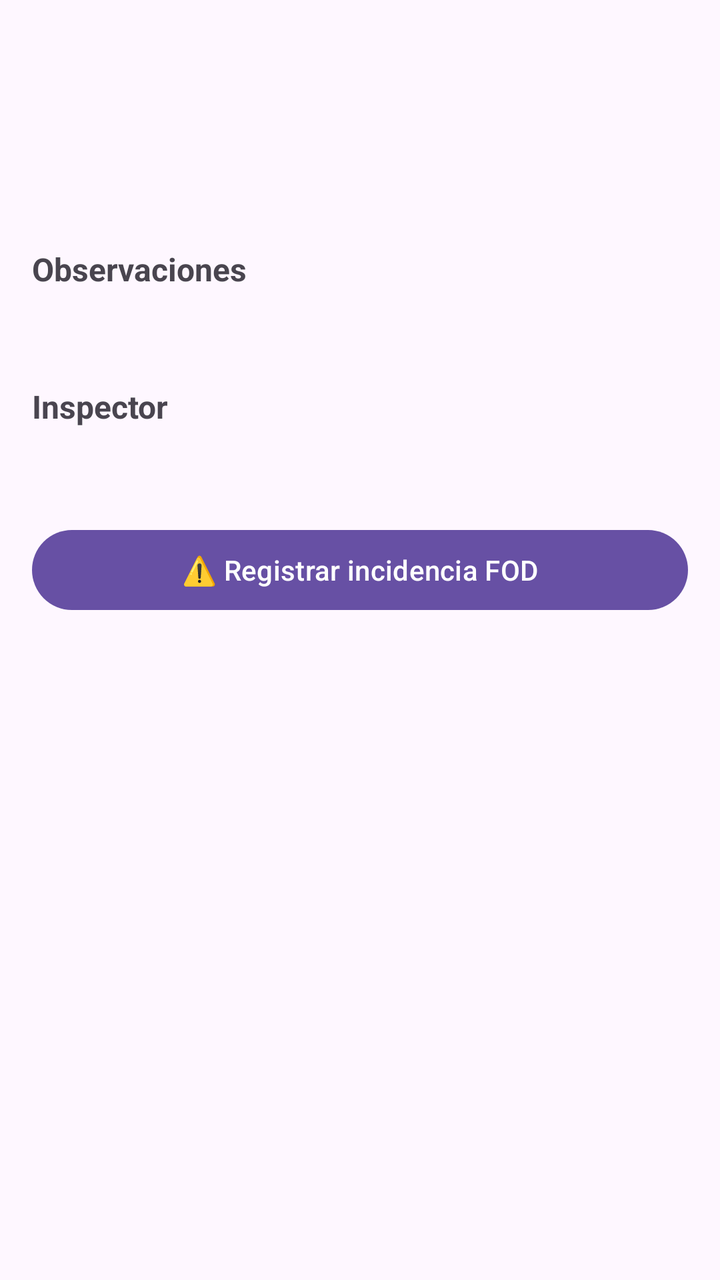
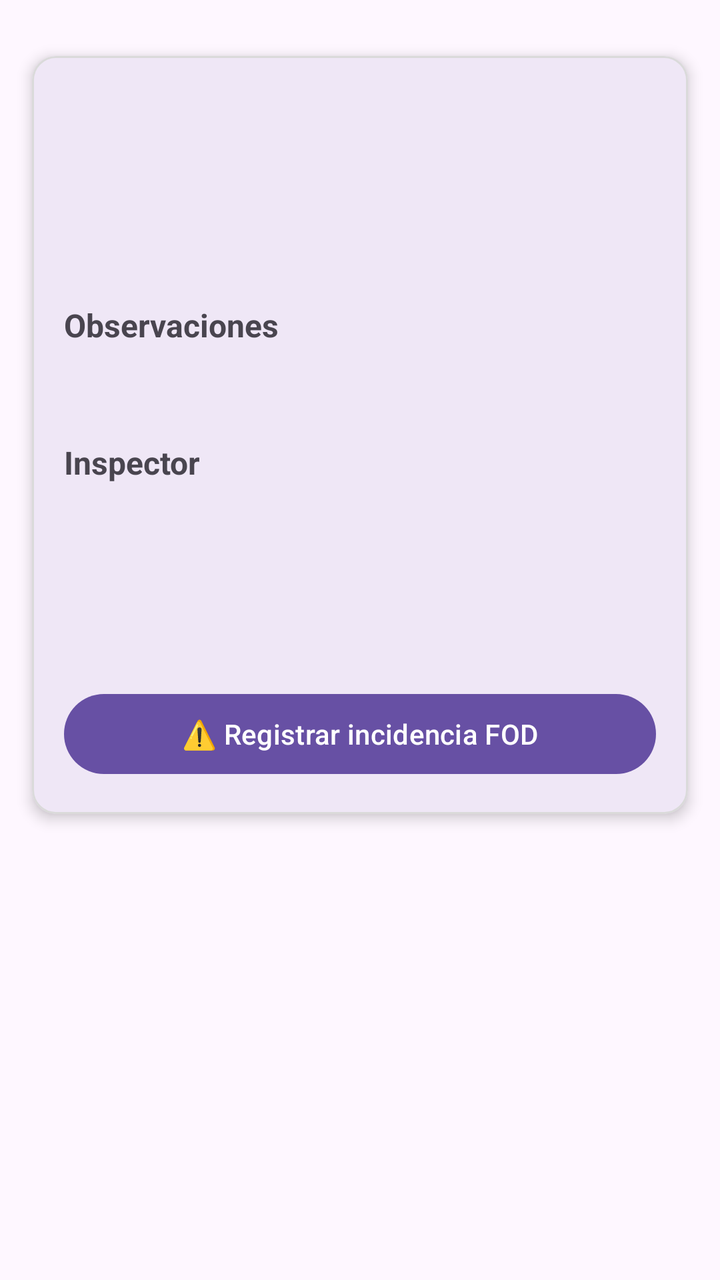

Two renders of the same Android screen: before a commit and after it. Below are the layout's source before the change and the commit's diff.
<!-- AndroidManifest.xml: application theme Theme.FodManager -->
<!-- res/layout/activity_detalle_inspeccion.xml -->
<?xml version="1.0" encoding="utf-8"?>
<ScrollView xmlns:android="http://schemas.android.com/apk/res/android"
    android:layout_width="match_parent"
    android:layout_height="match_parent"
    android:padding="16dp">

    
    <LinearLayout
        android:layout_width="match_parent"
        android:layout_height="wrap_content"
        android:orientation="vertical">

        
        <TextView
            android:id="@+id/tvDetalleZona"
            android:layout_width="wrap_content"
            android:layout_height="wrap_content"
            android:textSize="20sp"
            android:textStyle="bold"
            android:layout_marginBottom="8dp" />

        
        <TextView
            android:id="@+id/tvDetalleFecha"
            android:layout_width="wrap_content"
            android:layout_height="wrap_content"
            android:textSize="14sp"
            android:textColor="@android:color/darker_gray"
            android:layout_marginBottom="16dp" />

        
        <TextView
            android:id="@+id/tvDetalleConFod"
            android:layout_width="wrap_content"
            android:layout_height="wrap_content"
            android:textSize="16sp"
            android:layout_marginBottom="16dp" />

        
        <TextView
            android:layout_width="wrap_content"
            android:layout_height="wrap_content"
            android:text="Observaciones"
            android:textStyle="bold"
            android:textSize="16sp"
            android:layout_marginBottom="4dp" />

        
        <TextView
            android:id="@+id/tvDetalleObservaciones"
            android:layout_width="match_parent"
            android:layout_height="wrap_content"
            android:textSize="14sp"
            android:layout_marginBottom="24dp" />

        
        <TextView
            android:layout_width="wrap_content"
            android:layout_height="wrap_content"
            android:text="Inspector"
            android:textStyle="bold"
            android:textSize="16sp"
            android:layout_marginBottom="4dp" />

        
        <TextView
            android:id="@+id/tvDetalleUsuario"
            android:layout_width="wrap_content"
            android:layout_height="wrap_content"
            android:textSize="14sp" />

        
        <Button
            android:id="@+id/btnNuevaIncidencia"
            android:layout_width="match_parent"
            android:layout_height="wrap_content"
            android:text="⚠️ Registrar incidencia FOD"
            android:layout_marginTop="24dp" />

    </LinearLayout>

</ScrollView>
<!-- resources referenced by this layout -->
<resources>
  <style name="Theme.FodManager" parent="Base.Theme.FodManager" />
  <style name="Base.Theme.FodManager" parent="Theme.Material3.DayNight.NoActionBar">
          
          
      </style>
</resources>

<!-- the commit's change to res/layout/activity_detalle_inspeccion.xml (unified diff, before → after) -->
@@ -1,82 +1,115 @@
 <?xml version="1.0" encoding="utf-8"?>
 <ScrollView xmlns:android="http://schemas.android.com/apk/res/android"
+    xmlns:app="http://schemas.android.com/apk/res-auto"
     android:layout_width="match_parent"
     android:layout_height="match_parent"
-    android:padding="16dp">
+    android:clipToPadding="false"
+    android:paddingStart="16dp"
+    android:paddingTop="16dp"
+    android:paddingEnd="16dp"
+    android:paddingBottom="24dp">
 
-    
-    <LinearLayout
+    <com.google.android.material.card.MaterialCardView
         android:layout_width="match_parent"
         android:layout_height="wrap_content"
-        android:orientation="vertical">
+        android:layout_marginTop="12dp"
+        app:cardCornerRadius="12dp"
+        app:cardElevation="4dp"
+        app:strokeWidth="1dp"
+        app:strokeColor="#DADADA">
 
-        
-        <TextView
-            android:id="@+id/tvDetalleZona"
-            android:layout_width="wrap_content"
-            android:layout_height="wrap_content"
-            android:textSize="20sp"
-            android:textStyle="bold"
-            android:layout_marginBottom="8dp" />
-
-        
-        <TextView
-            android:id="@+id/tvDetalleFecha"
-            android:layout_width="wrap_content"
-            android:layout_height="wrap_content"
-            android:textSize="14sp"
-            android:textColor="@android:color/darker_gray"
-            android:layout_marginBottom="16dp" />
-
-        
-        <TextView
-            android:id="@+id/tvDetalleConFod"
-            android:layout_width="wrap_content"
-            android:layout_height="wrap_content"
-            android:textSize="16sp"
-            android:layout_marginBottom="16dp" />
-
-        
-        <TextView
-            android:layout_width="wrap_content"
-            android:layout_height="wrap_content"
-            android:text="Observaciones"
-            android:textStyle="bold"
-            android:textSize="16sp"
-            android:layout_marginBottom="4dp" />
-
-        
-        <TextView
-            android:id="@+id/tvDetalleObservaciones"
+        <LinearLayout
             android:layout_width="match_parent"
             android:layout_height="wrap_content"
-            android:textSize="14sp"
-            android:layout_marginBottom="24dp" />
+            android:orientation="vertical"
+            android:padding="16dp">
 
-        
-        <TextView
-            android:layout_width="wrap_content"
-            android:layout_height="wrap_content"
-            android:text="Inspector"
-            android:textStyle="bold"
-            android:textSize="16sp"
-            android:layout_marginBottom="4dp" />
+            
+            <TextView
+                android:id="@+id/tvDetalleZona"
+                android:layout_width="wrap_content"
+                android:layout_height="wrap_content"
+                android:textSize="20sp"
+                android:textStyle="bold"
+                android:layout_marginBottom="8dp" />
 
-        
-        <TextView
-            android:id="@+id/tvDetalleUsuario"
-            android:layout_width="wrap_content"
-            android:layout_height="wrap_content"
-            android:textSize="14sp" />
+            
+            <TextView
+                android:id="@+id/tvDetalleFecha"
+                android:layout_width="wrap_content"
+                android:layout_height="wrap_content"
+                android:textSize="14sp"
+                android:textColor="@android:color/darker_gray"
+                android:layout_marginBottom="16dp" />
 
-        
-        <Button
-            android:id="@+id/btnNuevaIncidencia"
-            android:layout_width="match_parent"
-            android:layout_height="wrap_content"
-            android:text="⚠️ Registrar incidencia FOD"
-            android:layout_marginTop="24dp" />
+            
+            <TextView
+                android:id="@+id/tvDetalleConFod"
+                android:layout_width="wrap_content"
+                android:layout_height="wrap_content"
+                android:textSize="16sp"
+                android:layout_marginBottom="16dp" />
 
-    </LinearLayout>
+            
+            <TextView
+                android:layout_width="wrap_content"
+                android:layout_height="wrap_content"
+                android:text="Observaciones"
+                android:textStyle="bold"
+                android:textSize="16sp"
+                android:layout_marginBottom="4dp" />
+
+            
+            <TextView
+                android:id="@+id/tvDetalleObservaciones"
+                android:layout_width="match_parent"
+                android:layout_height="wrap_content"
+                android:textSize="14sp"
+                android:layout_marginBottom="24dp" />
+
+            
+            <TextView
+                android:layout_width="wrap_content"
+                android:layout_height="wrap_content"
+                android:text="Inspector"
+                android:textStyle="bold"
+                android:textSize="16sp"
+                android:layout_marginBottom="4dp" />
+
+            
+            <TextView
+                android:id="@+id/tvDetalleUsuario"
+                android:layout_width="match_parent"
+                android:layout_height="wrap_content"
+                android:textSize="14sp"
+                android:layout_marginBottom="4dp" />
+
+            
+            <TextView
+                android:id="@+id/tvDetalleUsuarioApellidos"
+                android:layout_width="match_parent"
+                android:layout_height="wrap_content"
+                android:textSize="14sp"
+                android:layout_marginBottom="4dp" />
+
+            
+            <TextView
+                android:id="@+id/tvDetalleUsuarioNumeroEmpleado"
+                android:layout_width="match_parent"
+                android:layout_height="wrap_content"
+                android:textSize="14sp"
+                android:layout_marginBottom="24dp" />
+
+            
+            <Button
+                android:id="@+id/btnNuevaIncidencia"
+                android:layout_width="match_parent"
+                android:layout_height="wrap_content"
+                android:text="⚠️ Registrar incidencia FOD"
+                android:layout_marginTop="8dp" />
+
+        </LinearLayout>
+
+    </com.google.android.material.card.MaterialCardView>
 
 </ScrollView>
